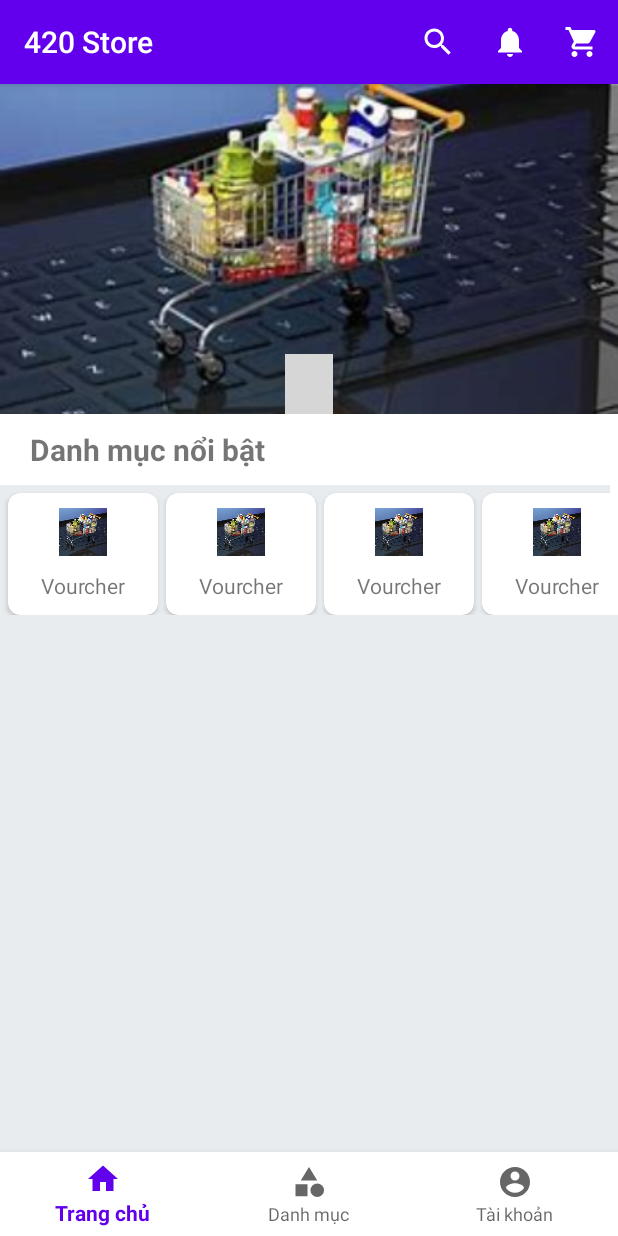
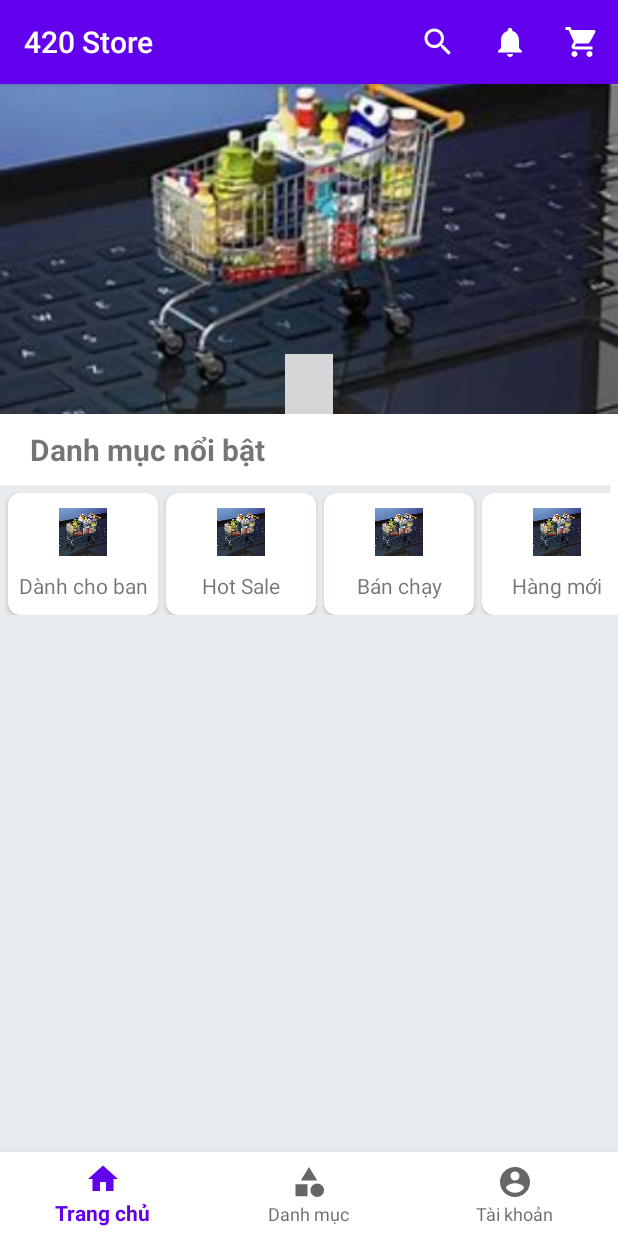
Before and after one commit to trgvu3004/store_online, an Android app: the screen it shows after launch once a user with an empty profile is signed in (MainActivity), on a phone screen of 412 x 824 dp. Run offline under Robolectric (Android 15) with nearby library versions, the phone set to English and light mode, and no system bars; our stand-ins replace Firebase (no records; nobody signed in at launch, a user with empty details on screens opened directly); libraries missing offline, so code that uses them is left out: me.relex.circleindicator; plain views replace CircleIndicator3; 2 statements that could not run were skipped; grey boxes are pictures that could not be loaded.

Commit message:
refactor: fix some UI bug

```diff
--- a/app/src/main/java/com/example/store_online/fragment/HomePageFragment.java
+++ b/app/src/main/java/com/example/store_online/fragment/HomePageFragment.java
@@ -55,7 +55,6 @@ public class HomePageFragment extends Fragment {
     private ArrayList<Products> productsArrayList;
     private ArrayList<String> mKey = new ArrayList<>();
     private ProductAdapter productAdapter;
-    private LinearLayout itemRecyclerViewProduct;
     private Handler handler = new Handler();
     private Runnable runnable = new Runnable() {
         @Override
@@ -93,18 +92,20 @@ public class HomePageFragment extends Fragment {
                 handler.postDelayed(runnable, 3000);
             }
         });
+        //create Product adapter, set adapter for recycler view
+        productAdapter = new ProductAdapter(getContext(), productsArrayList);
+        GridLayoutManager gridLayoutManager = new GridLayoutManager(getContext(), 2, RecyclerView.VERTICAL, false);
+        rvProducts.setLayoutManager(gridLayoutManager);
+        rvProducts.setAdapter(productAdapter);
+
         //create Featured Category adapter, set adapter for recycler view
         FeaturedCategoryAdapter featuredCategoryAdapter = new FeaturedCategoryAdapter(getContext(), featuredCategoryList);
         GridLayoutManager layoutManager = new GridLayoutManager(getContext(), 1, RecyclerView.HORIZONTAL, false);
         rvFeaturedCategory.setLayoutManager(layoutManager);
         rvFeaturedCategory.setAdapter(featuredCategoryAdapter);
-        //create Product adapter, set adapter for recycler view
-        productAdapter = new ProductAdapter(getContext(), productsArrayList);
-        GridLayoutManager gridLayoutManager = new GridLayoutManager(getContext(), 2, RecyclerView.VERTICAL, false);
-        rvProducts.setLayoutManager(gridLayoutManager);
-        rvProducts.setAdapter(productAdapter);
+
         //set action
-        action();
+       // action();
         return view;
     }
     private void action(){
@@ -139,11 +140,11 @@ public class HomePageFragment extends Fragment {
 
     private List<FeaturedCategory> getFeaturedCategoryList() {
         List<FeaturedCategory> featuredCategoryLists = new ArrayList<>();
-        featuredCategoryLists.add(new FeaturedCategory(R.drawable.ic_bn2, "Vourcher"));
-        featuredCategoryLists.add(new FeaturedCategory(R.drawable.ic_bn2, "Vourcher"));
-        featuredCategoryLists.add(new FeaturedCategory(R.drawable.ic_bn2, "Vourcher"));
-        featuredCategoryLists.add(new FeaturedCategory(R.drawable.ic_bn2, "Vourcher"));
-        featuredCategoryLists.add(new FeaturedCategory(R.drawable.ic_bn2, "Vourcher"));
+        featuredCategoryLists.add(new FeaturedCategory(R.drawable.ic_bn2, "Dành cho ban"));
+        featuredCategoryLists.add(new FeaturedCategory(R.drawable.ic_bn2, "Hot Sale"));
+        featuredCategoryLists.add(new FeaturedCategory(R.drawable.ic_bn2, "Bán chạy"));
+        featuredCategoryLists.add(new FeaturedCategory(R.drawable.ic_bn2, "Hàng mới"));
+        featuredCategoryLists.add(new FeaturedCategory(R.drawable.ic_bn2, "Rẻ vô đối"));
         return featuredCategoryLists;
     }
 
--- a/app/src/main/java/com/example/store_online/profile/edit_profile/EditBirthdayActivity.java
+++ b/app/src/main/java/com/example/store_online/profile/edit_profile/EditBirthdayActivity.java
@@ -56,7 +56,7 @@ public class EditBirthdayActivity extends AppCompatActivity {
                     edtBirthday.setError(getResources().getString(R.string.field_empty));
                 } else {
                     FirebaseUser user = FirebaseAuth.getInstance().getCurrentUser();
-                    DatabaseReference mRef = FirebaseDatabase.getInstance().getReference("Account");
+                    DatabaseReference mRef = FirebaseDatabase.getInstance().getReference("account");
                     mRef.child(user.getUid()).child("birthday").setValue(birthday).addOnCompleteListener(new OnCompleteListener<Void>() {
                         @Override
                         public void onComplete(@NonNull Task<Void> task) {
--- a/app/src/main/java/com/example/store_online/profile/edit_profile/EditGenderActivity.java
+++ b/app/src/main/java/com/example/store_online/profile/edit_profile/EditGenderActivity.java
@@ -55,7 +55,7 @@ public class EditGenderActivity extends AppCompatActivity {
                     gender = radSecret.getText().toString();
                 }
                 FirebaseUser user = FirebaseAuth.getInstance().getCurrentUser();
-                DatabaseReference mRef = FirebaseDatabase.getInstance().getReference("Account");
+                DatabaseReference mRef = FirebaseDatabase.getInstance().getReference("account");
                 mRef.child(user.getUid()).child("gender").setValue(gender).addOnCompleteListener(new OnCompleteListener<Void>() {
                     @Override
                     public void onComplete(@NonNull Task<Void> task) {
--- a/app/src/main/java/com/example/store_online/profile/edit_profile/EditNickNameActivity.java
+++ b/app/src/main/java/com/example/store_online/profile/edit_profile/EditNickNameActivity.java
@@ -49,7 +49,7 @@ public class EditNickNameActivity extends AppCompatActivity {
                 }
                 else {
                     FirebaseUser user = FirebaseAuth.getInstance().getCurrentUser();
-                    DatabaseReference mRef = FirebaseDatabase.getInstance().getReference("Account");
+                    DatabaseReference mRef = FirebaseDatabase.getInstance().getReference("account");
                     mRef.child(user.getUid()).child("nickname").setValue(nickname).addOnCompleteListener(new OnCompleteListener<Void>() {
                         @Override
                         public void onComplete(@NonNull Task<Void> task) {
--- a/app/src/main/res/layout/activity_account_information.xml
+++ b/app/src/main/res/layout/activity_account_information.xml
@@ -49,7 +49,6 @@
                 android:layout_width="match_parent"
                 android:layout_height="wrap_content"
                 android:text="@string/txt_add_full_name"
-                android:textColor="@color/colorSilver"
                 android:textSize="18sp" />
         </LinearLayout>
 
@@ -107,7 +106,6 @@
                 android:layout_width="match_parent"
                 android:layout_height="wrap_content"
                 android:text="@string/txt_add_nickname"
-                android:textColor="@color/colorSilver"
                 android:textSize="18sp" />
         </LinearLayout>
 
@@ -166,7 +164,6 @@
                 android:layout_width="match_parent"
                 android:layout_height="wrap_content"
                 android:text="@string/txt_add_gender"
-                android:textColor="@color/colorSilver"
                 android:textSize="18sp" />
         </LinearLayout>
 
@@ -225,7 +222,6 @@
                 android:layout_width="match_parent"
                 android:layout_height="wrap_content"
                 android:text="@string/txt_add_birthday"
-                android:textColor="@color/colorSilver"
                 android:textSize="18sp" />
         </LinearLayout>
 
@@ -284,7 +280,6 @@
                 android:layout_width="match_parent"
                 android:layout_height="wrap_content"
                 android:text="@string/txt_add_phone_number"
-                android:textColor="@color/colorSilver"
                 android:textSize="18sp" />
         </LinearLayout>
 
@@ -341,7 +336,6 @@
                 android:layout_width="match_parent"
                 android:layout_height="wrap_content"
                 android:text="@string/txt_add_email"
-                android:textColor="@color/colorSilver"
                 android:textSize="18sp" />
         </LinearLayout>
         <LinearLayout
--- a/app/src/main/res/layout/activity_sign_in.xml
+++ b/app/src/main/res/layout/activity_sign_in.xml
@@ -52,7 +52,7 @@
             android:layout_marginEnd="10dp"
             android:background="@drawable/bg_edt_sign_in"
             android:hint="@string/hint_email"
-            android:textColorHint="@color/colorSilver"
+            android:textColorHint="@color/colorHint"
             android:imeOptions="actionNext"
             android:textColor="@color/black"
             android:inputType="textEmailAddress"
@@ -69,7 +69,7 @@
             android:layout_marginEnd="10dp"
             android:background="@drawable/bg_edt_sign_in"
             android:hint="@string/hint_pass"
-            android:textColorHint="@color/colorSilver"
+            android:textColorHint="@color/colorHint"
             android:imeOptions="actionDone"
             android:inputType="textPassword"
             android:textColor="@color/black"
--- a/app/src/main/res/layout/activity_sign_up.xml
+++ b/app/src/main/res/layout/activity_sign_up.xml
@@ -54,7 +54,7 @@
             android:background="@drawable/bg_edt_sign_in"
             android:hint="@string/hint_email"
             android:textColor="@color/black"
-            android:textColorHint="@color/colorSilver"
+            android:textColorHint="@color/colorHint"
             android:imeOptions="actionNext"
             android:inputType="textEmailAddress"
             android:minHeight="48dp"
@@ -71,7 +71,7 @@
             android:background="@drawable/bg_edt_sign_in"
             android:hint="@string/hint_pass"
             android:textColor="@color/black"
-            android:textColorHint="@color/colorSilver"
+            android:textColorHint="@color/colorHint"
             android:imeOptions="actionNext"
             android:inputType="textPassword"
             android:minHeight="48dp"
@@ -89,7 +89,7 @@
             android:background="@drawable/bg_edt_sign_in"
             android:hint="@string/hint_re_enter_pass"
             android:textColor="@color/black"
-            android:textColorHint="@color/colorSilver"
+            android:textColorHint="@color/colorHint"
             android:imeOptions="actionDone"
             android:inputType="textPassword"
             android:minHeight="48dp"
--- a/app/src/main/res/values/colors.xml
+++ b/app/src/main/res/values/colors.xml
@@ -13,4 +13,5 @@
     <color name="colorWarning">#FFCC00</color>
     <color name="colorSilver">#e9ecef</color>
     <color name="colorSuccess">#07cc65</color>
+    <color name="colorHint">#b7b7a4</color>
 </resources>
```
